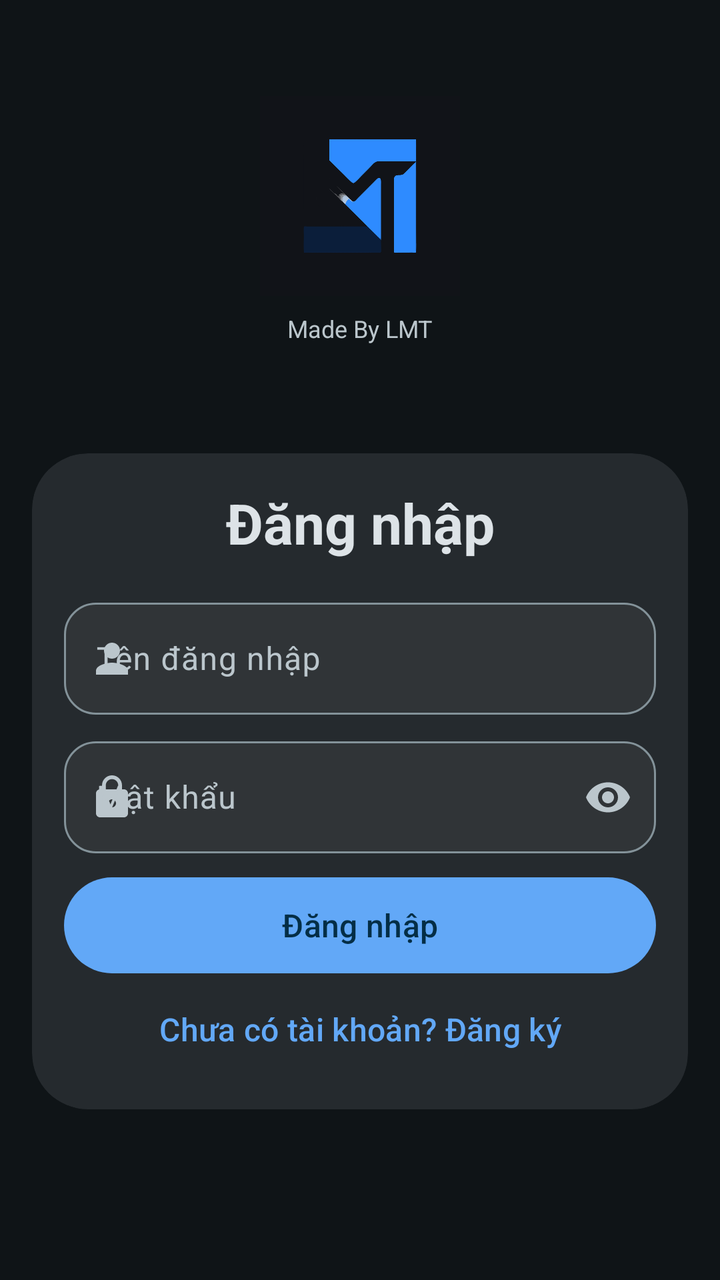
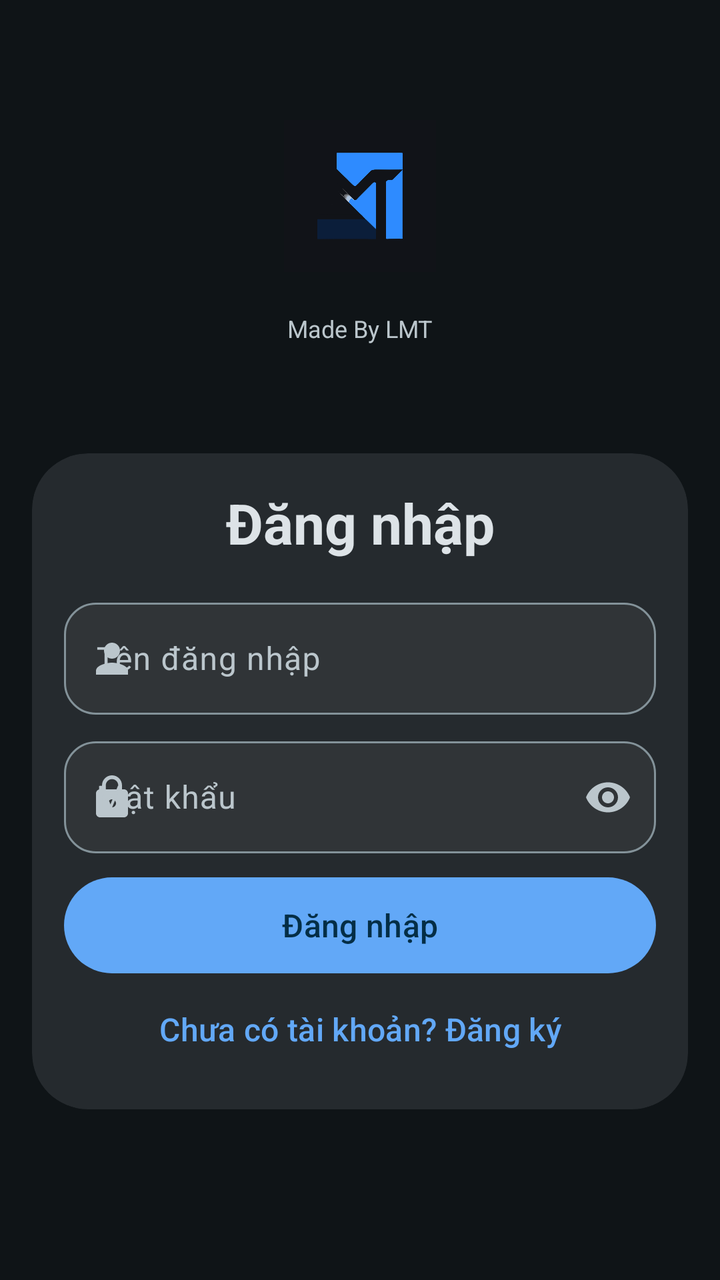

Before-and-after screenshots of an Android layout around one commit, followed by the original layout XML and the change that was made.
<!-- AndroidManifest.xml: application theme Theme.ToolTX -->
<!-- res/layout/fragment_signin.xml -->
<?xml version="1.0" encoding="utf-8"?>
<ScrollView xmlns:android="http://schemas.android.com/apk/res/android"
    xmlns:app="http://schemas.android.com/apk/res-auto"
    android:layout_width="match_parent"
    android:layout_height="match_parent"
    android:background="@color/surface"
    android:fillViewport="true">

    <LinearLayout
        android:layout_width="match_parent"
        android:layout_height="wrap_content"
        android:gravity="center_horizontal"
        android:orientation="vertical"
        android:paddingHorizontal="@dimen/spacing_lg"
        android:paddingTop="48dp"
        android:paddingBottom="@dimen/spacing_xl">

        
        <ImageView
            android:id="@+id/logo"
            android:layout_width="100dp"
            android:layout_height="100dp"
            android:layout_marginBottom="@dimen/spacing_sm"
            android:scaleType="centerCrop"
            android:src="@mipmap/ic_launcher" />

        <TextView
            android:layout_width="wrap_content"
            android:layout_height="wrap_content"
            android:text="@string/made_by"
            android:textColor="@color/onSurfaceVariant"
            android:textSize="12sp" />

        <View
            android:layout_width="0dp"
            android:layout_height="0dp"
            android:layout_weight="1" />

        
        <com.google.android.material.card.MaterialCardView
            android:layout_width="match_parent"
            android:layout_height="wrap_content"
            android:layout_marginTop="@dimen/spacing_xl"
            app:cardBackgroundColor="@color/surfaceContainerHigh"
            app:cardCornerRadius="@dimen/card_radius_large"
            app:cardElevation="0dp"
            app:strokeWidth="0dp">

            <LinearLayout
                android:layout_width="match_parent"
                android:layout_height="wrap_content"
                android:orientation="vertical"
                android:padding="@dimen/spacing_lg">

                <TextView
                    android:layout_width="match_parent"
                    android:layout_height="wrap_content"
                    android:gravity="center"
                    android:text="@string/sign_in"
                    android:textColor="@color/onSurface"
                    android:textSize="28sp"
                    android:textStyle="bold" />

                <com.google.android.material.textfield.TextInputLayout
                    android:layout_width="match_parent"
                    android:layout_height="wrap_content"
                    android:layout_marginTop="@dimen/spacing_lg"
                    app:boxBackgroundColor="@color/surfaceContainerHighest"
                    app:boxCornerRadiusBottomEnd="@dimen/spacing_lg"
                    app:boxCornerRadiusBottomStart="@dimen/spacing_lg"
                    app:boxCornerRadiusTopEnd="@dimen/spacing_lg"
                    app:boxCornerRadiusTopStart="@dimen/spacing_lg"
                    app:hintTextColor="@color/onSurfaceVariant"
                    app:startIconDrawable="@drawable/ic_person"
                    app:startIconTint="@color/onSurfaceVariant">

                    <com.google.android.material.textfield.TextInputEditText
                        android:id="@+id/et_username"
                        android:layout_width="match_parent"
                        android:layout_height="wrap_content"
                        android:minHeight="56dp"
                        android:hint="@string/username_hint"
                        android:inputType="text"
                        android:textColor="@color/onSurface"
                        android:textColorHint="@color/onSurfaceVariant" />

                </com.google.android.material.textfield.TextInputLayout>

                <com.google.android.material.textfield.TextInputLayout
                    android:layout_width="match_parent"
                    android:layout_height="wrap_content"
                    android:layout_marginTop="@dimen/spacing_sm"
                    app:boxBackgroundColor="@color/surfaceContainerHighest"
                    app:boxCornerRadiusBottomEnd="@dimen/spacing_lg"
                    app:boxCornerRadiusBottomStart="@dimen/spacing_lg"
                    app:boxCornerRadiusTopEnd="@dimen/spacing_lg"
                    app:boxCornerRadiusTopStart="@dimen/spacing_lg"
                    app:endIconMode="password_toggle"
                    app:hintTextColor="@color/onSurfaceVariant"
                    app:startIconDrawable="@drawable/ic_lock"
                    app:startIconTint="@color/onSurfaceVariant">

                    <com.google.android.material.textfield.TextInputEditText
                        android:id="@+id/et_password"
                        android:layout_width="match_parent"
                        android:layout_height="wrap_content"
                        android:minHeight="56dp"
                        android:hint="@string/password_hint"
                        android:inputType="textPassword"
                        android:textColor="@color/onSurface"
                        android:textColorHint="@color/onSurfaceVariant" />

                </com.google.android.material.textfield.TextInputLayout>

                <TextView
                    android:id="@+id/tv_status"
                    android:layout_width="match_parent"
                    android:layout_height="wrap_content"
                    android:gravity="center"
                    android:paddingTop="@dimen/spacing_sm"
                    android:textColor="@color/onSurfaceVariant"
                    android:textSize="13sp"
                    android:visibility="gone" />

                <com.google.android.material.button.MaterialButton
                    android:id="@+id/btn_submit"
                    android:layout_width="match_parent"
                    android:layout_height="@dimen/btn_height"
                    android:layout_marginTop="@dimen/spacing_sm"
                    android:text="@string/sign_in"
                    android:textColor="@color/onPrimary"
                    android:textSize="16sp"
                    app:backgroundTint="@color/primary"
                    app:cornerRadius="@dimen/btn_height" />

                <com.google.android.material.button.MaterialButton
                    android:id="@+id/btn_switch"
                    style="@style/Widget.Material3.Button.TextButton"
                    android:layout_width="wrap_content"
                    android:layout_height="48dp"
                    android:layout_gravity="center"
                    android:text="@string/no_account"
                    android:textColor="@color/primary"
                    android:textSize="16sp" />

            </LinearLayout>
        </com.google.android.material.card.MaterialCardView>

        <View
            android:layout_width="0dp"
            android:layout_height="0dp"
            android:layout_weight="2" />

    </LinearLayout>
</ScrollView>
<!-- resources referenced by this layout -->
<resources>
  <color name="onPrimary">#FF042E46</color>
  <color name="onSurface">#FFDDE3E7</color>
  <color name="onSurfaceVariant">#FFBBC6CC</color>
  <color name="primary">#FF62A8F7</color>
  <color name="surface">#FF0F1417</color>
  <color name="surfaceContainerHigh">#FF252A2E</color>
  <color name="surfaceContainerHighest">#FF303437</color>
  <dimen name="btn_height">56dp</dimen>
  <dimen name="card_radius_large">28dp</dimen>
  <dimen name="spacing_lg">16dp</dimen>
  <dimen name="spacing_sm">8dp</dimen>
  <dimen name="spacing_xl">24dp</dimen>
  <string name="made_by">Made By LMT</string>
  <string name="no_account">Chưa có tài khoản? Đăng ký</string>
  <string name="password_hint">Mật khẩu</string>
  <string name="sign_in">Đăng nhập</string>
  <string name="username_hint">Tên đăng nhập</string>
  <style name="Theme.ToolTX" parent="Theme.Material3.Dark.NoActionBar">
          <item name="colorPrimary">@color/primary</item>
          <item name="colorOnPrimary">@color/onPrimary</item>
          <item name="colorPrimaryContainer">@color/primaryContainer</item>
          <item name="colorOnPrimaryContainer">@color/onPrimaryContainer</item>
          <item name="colorSecondary">@color/secondary</item>
          <item name="colorSecondaryContainer">@color/secondaryContainer</item>
          <item name="colorOnSecondaryContainer">@color/onSecondaryContainer</item>
          <item name="colorTertiary">@color/tertiary</item>
          <item name="colorTertiaryContainer">@color/tertiaryContainer</item>
          <item name="colorOnTertiaryContainer">@color/onTertiaryContainer</item>
          <item name="android:colorBackground">@color/background</item>
          <item name="colorSurface">@color/surface</item>
          <item name="colorOnSurface">@color/onSurface</item>
          <item name="colorOnSurfaceVariant">@color/onSurfaceVariant</item>
          <item name="colorSurfaceContainer">@color/surfaceContainer</item>
          <item name="colorSurfaceContainerHigh">@color/surfaceContainerHigh</item>
          <item name="colorSurfaceContainerHighest">@color/surfaceContainerHighest</item>
          <item name="colorOutline">@color/outline</item>
          <item name="colorOutlineVariant">@color/outlineVariant</item>
          <item name="colorError">@color/error</item>
          <item name="colorOnError">@color/onError</item>
          <item name="colorErrorContainer">@color/errorContainer</item>
          <item name="colorOnErrorContainer">@color/onErrorContainer</item>
          <item name="android:statusBarColor">@android:color/transparent</item>
          <item name="android:navigationBarColor">@android:color/transparent</item>
          <item name="android:windowLightStatusBar">false</item>
          <item name="android:windowLightNavigationBar">false</item>
      </style>
  <color name="primaryContainer">#FF0C496E</color>
  <color name="onPrimaryContainer">#FFC3E9FF</color>
  <color name="secondary">#FFB0C8D5</color>
  <color name="secondaryContainer">#FF314A58</color>
  <color name="onSecondaryContainer">#FFCBEAFF</color>
  <color name="tertiary">#FF49475D</color>
  <color name="tertiaryContainer">#FF49475D</color>
  <color name="onTertiaryContainer">#FFE8E5FF</color>
  <color name="background">#FF0F1417</color>
  <color name="surfaceContainer">#FF1B2023</color>
  <color name="outline">#FF839299</color>
  <color name="outlineVariant">#FF3B474D</color>
  <color name="error">#FFF26B6B</color>
  <color name="onError">#FF601410</color>
  <color name="errorContainer">#FF8C1D15</color>
  <color name="onErrorContainer">#FFF9D9D7</color>
  <!-- unchanged entries left out for length: 3 -->
</resources>

<!-- the commit's change to res/layout/fragment_signin.xml (unified diff, before → after) -->
@@ -21,7 +21,8 @@
             android:layout_width="100dp"
             android:layout_height="100dp"
             android:layout_marginBottom="@dimen/spacing_sm"
-            android:scaleType="centerCrop"
+            android:padding="12dp"
+            android:scaleType="centerInside"
             android:src="@mipmap/ic_launcher" />
 
         <TextView
<!-- resource entries referenced after the edit -->
@@ -42,7 +42,7 @@
           <item name="colorErrorContainer">@color/errorContainer</item>
           <item name="colorOnErrorContainer">@color/onErrorContainer</item>
           <item name="android:statusBarColor">@android:color/transparent</item>
-          <item name="android:navigationBarColor">@android:color/transparent</item>
+          <item name="android:navigationBarColor">@color/surfaceContainer</item>
           <item name="android:windowLightStatusBar">false</item>
           <item name="android:windowLightNavigationBar">false</item>
       </style>
